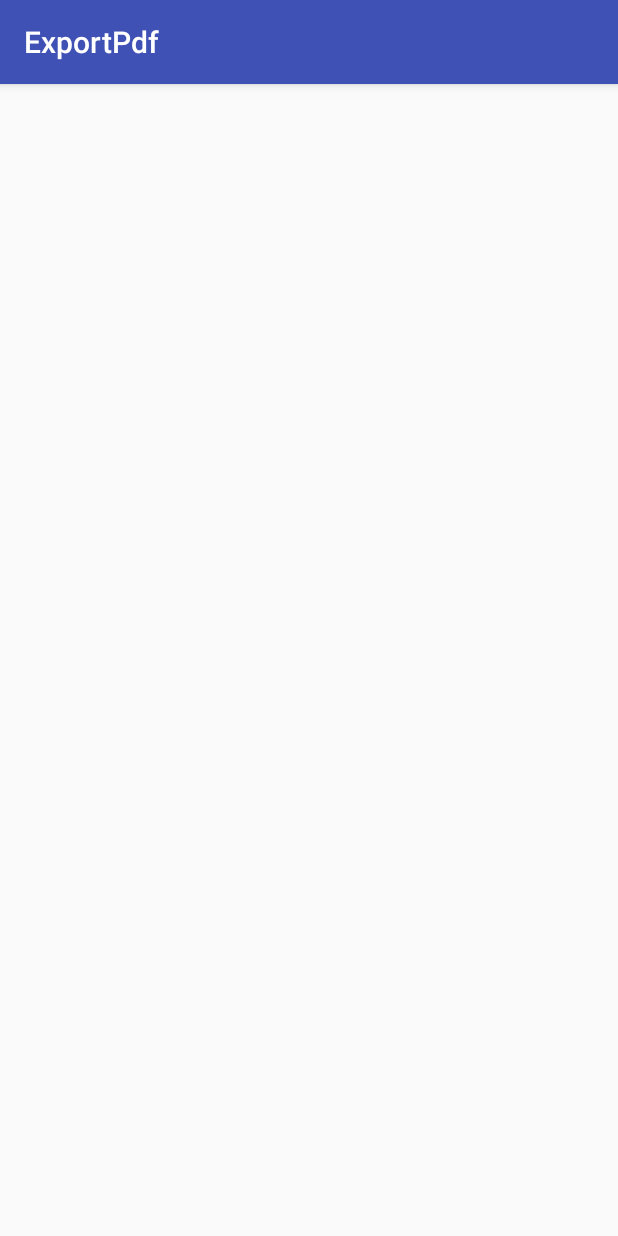
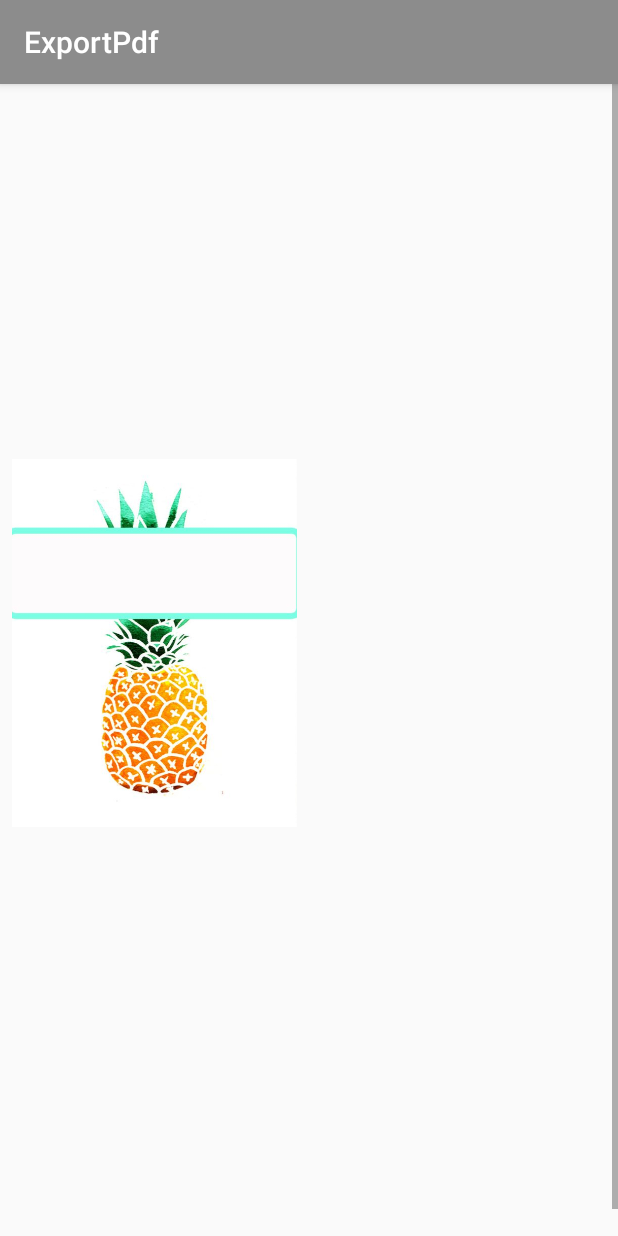
Before and after one commit to cloudysunny/tenD_exportPDF, an Android app: the ExportSelectActivity screen opened directly, with no data from a screen before it, on a phone screen of 412 x 824 dp. Run offline under Robolectric (Android 15) with nearby library versions, the light colour scheme and no system bars; Roboto replaces fonts that are not available here.

Commit message:
add Recyclerview(not complete)

```diff
--- a/app/build.gradle
+++ b/app/build.gradle
@@ -20,7 +20,7 @@
 
 dependencies {
     implementation fileTree(include: ['*.jar'], dir: 'libs')
-    implementation 'com.android.support:appcompat-v7:26.1.0'
+    implementation 'com.android.support:appcompat-v7:26.0.2'
     implementation 'com.android.support.constraint:constraint-layout:1.0.2'
     testImplementation 'junit:junit:4.12'
     implementation 'com.itextpdf:itextg:5.5.10'
@@ -29,4 +29,6 @@
     androidTestImplementation 'com.android.support.test:runner:1.0.1'
     androidTestImplementation 'com.android.support.test.espresso:espresso-core:3.0.1'
     implementation files('libs/iTextAsian.jar')
+    implementation 'com.android.support:recyclerview-v7:26.0.2'
+    implementation 'com.android.support:cardview-v7:26.0.2'
 }
--- a/app/src/main/AndroidManifest.xml
+++ b/app/src/main/AndroidManifest.xml
@@ -25,7 +25,6 @@
         <activity android:name=".writeNewDiary" />
         <activity android:name=".ExportPdfProcess" />
         <activity android:name=".CreateNewNotebook" />
-        <activity android:name=".ViewDiaryItem"></activity>
     </application>
 
 </manifest>
--- a/app/src/main/java/bravous/tend/com/exportpdf/BaseActivity.java
+++ b/app/src/main/java/bravous/tend/com/exportpdf/BaseActivity.java
@@ -30,7 +30,7 @@
             return notebook;
         }
 
-        public int getNotebookType(String notebook_name){
+        public int getNotebookTypeFromName(String notebook_name){
 
             int notebook_type = 0;
 
@@ -54,6 +54,7 @@
 
         public int getNotebookCoverPath(int ordinal){
             int coverPath = 0;
+
             if(ordinal==0){
                 coverPath=NotebookType.LEAF.getCoverPath();
             }else if(ordinal == 1){
@@ -99,19 +100,21 @@
             //일기 데이터 불러오기
             MyDBHelper myDBHelper = new MyDBHelper(this);
             SQLiteDatabase db = myDBHelper.getWritableDatabase();
-            Cursor cursor = db.rawQuery("SELECT * FROM " + myDBHelper.TABLE_NOTEBOOK, null);
+            Cursor cursor = db.rawQuery("SELECT * FROM " + myDBHelper.TABLE_NOTEBOOK
+                    + " ORDER BY " + myDBHelper.KEY_ID + " desc;", null);
 
             while (cursor.moveToNext()){
 
                 Notebook notebook = new Notebook();
                 notebook.setNotebook_name(cursor.getString(cursor.getColumnIndex(myDBHelper.KEY_NOTEBOOK_NAME)));
                 notebook.setNotebook_type(cursor.getInt(cursor.getColumnIndex(myDBHelper.KEY_NOTEBOOK_TYPE)));
-                notebook.setPdfPath(cursor.getString(cursor.getColumnIndex(myDBHelper.KEY_TEXT_PATH)));
+                notebook.setPdfPath(cursor.getString(cursor.getColumnIndex(myDBHelper.KEY_PDF_PATH)));
+                notebook.setExist_pdf(cursor.getInt(cursor.getColumnIndex(myDBHelper.KEY_EXIST_PDF))>0);
 
-                if(cursor.getInt(cursor.getColumnIndex(myDBHelper.KEY_EXIST_PDF))==0)
-                    notebook.setExist_pdf(false);
-                else
-                    notebook.setExist_pdf(true);
+//                if(cursor.getInt(cursor.getColumnIndex(myDBHelper.KEY_EXIST_PDF))==0)
+//                    notebook.setExist_pdf(false);
+//                else
+//                    notebook.setExist_pdf(true);
 
                 list.add(notebook);
             }
--- a/app/src/main/java/bravous/tend/com/exportpdf/CreateNewNotebook.java
+++ b/app/src/main/java/bravous/tend/com/exportpdf/CreateNewNotebook.java
@@ -8,10 +8,9 @@
 
 public class CreateNewNotebook extends AppCompatActivity {
 
-    final static int CHRISTMAS = 1;
     EditText noteNameView;
     Button createNoteBtn;
-    NotebookType notebookType = NotebookType.FLOWER;
+    NotebookType notebookType = NotebookType.FRUIT;
 
     @Override
     protected void onCreate(Bundle savedInstanceState) {
--- a/app/src/main/java/bravous/tend/com/exportpdf/ExportPdfProcess.java
+++ b/app/src/main/java/bravous/tend/com/exportpdf/ExportPdfProcess.java
@@ -52,7 +52,7 @@
 
         Button pdfBtn = (Button)findViewById(R.id.PDFexport);
 
-        int ordinal = getNotebookType("내공책");
+        int ordinal = getNotebookTypeFromName("내공책");
         Log.i("getNotebookType() check", Integer.toString(ordinal));
         final int coverPath = getNotebookCoverPath(ordinal);
 
--- a/app/src/main/java/bravous/tend/com/exportpdf/ExportSelectActivity.java
+++ b/app/src/main/java/bravous/tend/com/exportpdf/ExportSelectActivity.java
@@ -3,75 +3,115 @@
 import android.content.Context;
 import android.content.Intent;
 import android.os.Bundle;
-import android.support.v7.app.AppCompatActivity;
+import android.support.v7.widget.GridLayoutManager;
+import android.support.v7.widget.RecyclerView;
+import android.util.Log;
 import android.view.LayoutInflater;
 import android.view.View;
 import android.view.ViewGroup;
-import android.widget.AdapterView;
-import android.widget.BaseAdapter;
-import android.widget.GridView;
+import android.widget.ImageView;
+import android.widget.TextView;
 
-public class ExportSelectActivity extends AppCompatActivity {
+import java.util.ArrayList;
+
+public class ExportSelectActivity extends BaseActivity {
+
+
+    private ArrayList<Notebook> notebookArrayList;
+    private NotebookViewAdapter adapter;
+    private GridLayoutManager layoutManager;
+    private RecyclerView recyclerView;
 
     @Override
     protected void onCreate(Bundle savedInstanceState) {
         super.onCreate(savedInstanceState);
         setContentView(R.layout.activity_export_select);
 
+        notebookArrayList = getAllNotebook();
+        Log.i("NotebookList count", Integer.toString(notebookArrayList.size()));
+        layoutManager = new GridLayoutManager(ExportSelectActivity.this, 2);
+        recyclerView = (RecyclerView)findViewById(R.id.recyclerView);
+        recyclerView.setLayoutManager(layoutManager);
 
-        int image[] = {};
+        adapter = new NotebookViewAdapter(this, notebookArrayList);
+        recyclerView.setAdapter(adapter);
 
-        NotebookViewAdapter adapter = new NotebookViewAdapter(getApplicationContext(),image);
 
-        GridView gridView = (GridView)findViewById(R.id.exportSelectView);
-        gridView.setAdapter(adapter);
 
-        gridView.setOnItemClickListener(new AdapterView.OnItemClickListener() {
-            @Override
-            public void onItemClick(AdapterView<?> adapterView, View view, int i, long l) {
-                Intent intent = new Intent();
 
-                startActivity(intent);
-            }
-        });
+
     }
 
 
-    class NotebookViewAdapter extends BaseAdapter{
+    public class NotebookViewAdapter extends RecyclerView.Adapter<RecyclerView.ViewHolder>{
 
-        Context context;
-        int image[];
+        private Context context;
+        private ArrayList<Notebook> notebookList;
 
-        public NotebookViewAdapter(Context context, int image[]){
+        public NotebookViewAdapter(Context context, ArrayList<Notebook> notebookList){
             this.context = context;
-            this.image = image;
+            this.notebookList = notebookList;
         }
 
 
+
         @Override
-        public int getCount() {
-            return image.length;
+        public RecyclerView.ViewHolder onCreateViewHolder(ViewGroup parent, int viewType) {
+            View layoutView = LayoutInflater.from(ExportSelectActivity.this).inflate(R.layout.notebook_item, parent, false);
+            return new NotebookViewHolder(layoutView);
         }
 
         @Override
-        public Object getItem(int position) {
-            return image[position];
+        public void onBindViewHolder(RecyclerView.ViewHolder holder, int position) {
+            Notebook notebook = notebookList.get(position);
+            NotebookViewHolder viewHolder = (NotebookViewHolder)holder;
+            Log.i("getNotebook_type() ", Integer.toString(notebook.getNotebook_type()));
+            Log.i("getNotebookCoverPath()", Integer.toString(getNotebookCoverPath(1)));
+            viewHolder.imageView.setImageResource(getNotebookCoverPath(notebook.getNotebook_type()));
+            viewHolder.titleView.setText(notebook.getNotebook_name());
+
+            if(notebook.getExist_pdf()==true){
+                viewHolder.isPdfView.setText("내보내기 완료");
+            }else{
+                viewHolder.isPdfView.setText("");
+            }
         }
 
         @Override
-        public long getItemId(int position) {
-            return position;
+        public int getItemCount() {
+            return notebookList.size();
+        }
+    }
+
+
+
+    public class NotebookViewHolder extends RecyclerView.ViewHolder implements View.OnClickListener{
+
+        ImageView imageView;
+        TextView titleView;
+        TextView isPdfView;
+        Notebook notebook;
+
+        public NotebookViewHolder(View itemView) {
+            super(itemView);
+
+            imageView =(ImageView)itemView.findViewById(R.id.notebook_cover);
+            titleView = (TextView)itemView.findViewById(R.id.notebook_name);
+            isPdfView = (TextView)itemView.findViewById(R.id.exist_pdf);
+
+            notebook = new Notebook();
+
+            itemView.setOnClickListener(this);
         }
 
         @Override
-        public View getView(int position, View view, ViewGroup viewGroup) {
-            if(view == null){
-                view = LayoutInflater.from(ExportSelectActivity.this)
-                        .inflate(R.layout.notebook_item, viewGroup, false);
-              //  ImageView imageView = (ImageView)view.findViewById(R.id.notbook);
-               // imageView.setImageResource(image[position]);
-            }
-            return view;
+        public void onClick(View view) {
+            Intent intent = new Intent(getApplicationContext(), ExportPdfDetail.class);
+            intent.putExtra("NOTEBOOK_NAME", notebook.getNotebook_name());
+            intent.putExtra("NOTEBOOK_TYPE", notebook.getNotebook_type());
+            startActivity(intent);
+
         }
     }
+
 }
--- a/app/src/main/java/bravous/tend/com/exportpdf/MainActivity.java
+++ b/app/src/main/java/bravous/tend/com/exportpdf/MainActivity.java
@@ -29,6 +29,6 @@
         else if(view.getId() == R.id.newDiary)
             startActivity(new Intent(getApplicationContext(), writeNewDiary.class));
         else if(view.getId() == R.id.toPDF)
-            startActivity(new Intent(getApplicationContext(), ExportPdfProcess.class));
+            startActivity(new Intent(getApplicationContext(), ExportSelectActivity.class));
     }
 }
--- a/app/src/main/res/layout/activity_export_select.xml
+++ b/app/src/main/res/layout/activity_export_select.xml
@@ -1,16 +1,14 @@
 <?xml version="1.0" encoding="utf-8"?>
-<LinearLayout xmlns:android="http://schemas.android.com/apk/res/android"
+<android.support.v7.widget.RecyclerView
+    android:id="@+id/recyclerView"
+    xmlns:android="http://schemas.android.com/apk/res/android"
     xmlns:app="http://schemas.android.com/apk/res-auto"
     xmlns:tools="http://schemas.android.com/tools"
     android:layout_width="match_parent"
-    android:layout_height="match_parent"
+    android:layout_height="wrap_content"
+    android:scrollbars="vertical"
     tools:context="bravous.tend.com.exportpdf.ExportSelectActivity">
-
-   <GridView
-       android:id="@+id/exportSelectView"
-       android:layout_width="match_parent"
-       android:layout_height="match_parent"/>
 
 
 
-</LinearLayout>
+</android.support.v7.widget.RecyclerView>
--- a/app/src/main/res/layout/notebook_item.xml
+++ b/app/src/main/res/layout/notebook_item.xml
@@ -1,11 +1,31 @@
 <?xml version="1.0" encoding="utf-8"?>
-<LinearLayout xmlns:android="http://schemas.android.com/apk/res/android"
+<LinearLayout android:id="@+id/cardView"
+    xmlns:android="http://schemas.android.com/apk/res/android"
     android:layout_width="match_parent"
-    android:layout_height="match_parent">
+    android:layout_height="wrap_content"
+    android:padding="8dp"
+    android:orientation="vertical"
+    xmlns:app="http://schemas.android.com/apk/res-auto">
 
-    <ImageView
-        android:id="@+id/notebook"
-        android:layout_width="wrap_content"
-        android:layout_height="wrap_content"
-        android:padding="16dp"/>
+        <ImageView
+            android:id="@+id/notebook_cover"
+            android:layout_width="wrap_content"
+            android:layout_height="wrap_content"
+            android:layout_gravity="center"/>
+        <TextView
+            android:id="@+id/notebook_name"
+            android:layout_width="wrap_content"
+            android:layout_height="wrap_content"
+            android:layout_below="@+id/notebook_cover"
+            android:textSize="16sp"
+            android:textStyle="bold"
+            android:textColor="#8c8c8c" />
+        <TextView
+            android:id="@+id/exist_pdf"
+            android:layout_width="wrap_content"
+            android:layout_height="wrap_content"
+            android:textColor="#8c8c8c"
+            android:layout_below="@+id/notebook_name" />
+
+
 </LinearLayout>
--- a/app/src/main/res/values/colors.xml
+++ b/app/src/main/res/values/colors.xml
@@ -1,6 +1,6 @@
 <?xml version="1.0" encoding="utf-8"?>
 <resources>
-    <color name="colorPrimary">#3F51B5</color>
-    <color name="colorPrimaryDark">#303F9F</color>
-    <color name="colorAccent">#FF4081</color>
+    <color name="colorPrimary">#8c8c8c</color>
+    <color name="colorPrimaryDark">#ebebeb</color>
+    <color name="colorAccent">#eebbdd</color>
 </resources>
--- a/app/src/main/res/values/styles.xml
+++ b/app/src/main/res/values/styles.xml
@@ -1,7 +1,7 @@
 <resources>
 
     <!-- Base application theme. -->
-    <style name="AppTheme" parent="Theme.AppCompat.Light.DarkActionBar">
+    <style name="AppTheme" parent="Theme.AppCompat.DayNight.DarkActionBar">
         <!-- Customize your theme here. -->
         <item name="colorPrimary">@color/colorPrimary</item>
         <item name="colorPrimaryDark">@color/colorPrimaryDark</item>
```
Also changed, not shown: app/src/main/java/bravous/tend/com/exportpdf/ViewDiaryItem.java (deleted, +0 -8 lines), app/src/main/res/layout/activity_view_diary_item.xml (deleted, +0 -43 lines).
